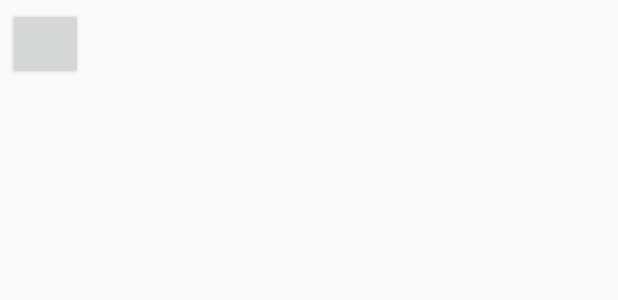
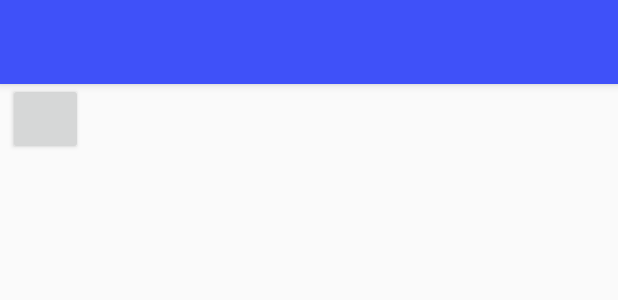
Before and after one commit to andreiSaw/Scrabble_GAME, an Android app: the layout activity_game.xml on its own in the app's theme, with its tools: preview values and no code run, on a phone screen of 412 x 824 dp. Shown: the top 300 px of the screen. Run offline under Robolectric (Android 15) with nearby library versions, the phone set to English and light mode, and no system bars.

Commit message:
11th of May 03 54 yeap

```diff
--- a/app/build.gradle
+++ b/app/build.gradle
@@ -24,4 +24,7 @@ dependencies {
     testCompile 'junit:junit:4.12'
     compile 'com.android.support:appcompat-v7:23.1.1'
     compile 'com.android.support:design:23.1.1'
+    compile('com.mikepenz.materialdrawer:library:0.9.5@aar') {
+        transitive = true
+    }
 }
--- a/app/src/main/res/layout/activity_game.xml
+++ b/app/src/main/res/layout/activity_game.xml
@@ -1,24 +1,39 @@
 <?xml version="1.0" encoding="utf-8"?>
-<RelativeLayout android:id="@+id/mainLayout"
-                xmlns:android="http://schemas.android.com/apk/res/android"
-                android:layout_width="fill_parent"
-                android:layout_height="match_parent"
-                android:layout_gravity="center">
+<RelativeLayout
+    android:id="@+id/mainLayout"
+    xmlns:android="http://schemas.android.com/apk/res/android"
+    android:layout_width="fill_parent"
+    android:layout_height="match_parent"
+    android:layout_gravity="center">
+
+    <android.support.v7.widget.Toolbar
+        android:id="@+id/toolbar"
+        android:layout_width="match_parent"
+        android:layout_height="wrap_content"
+        android:background="?attr/colorPrimary"
+        android:elevation="4dp"
+        android:minHeight="?attr/actionBarSize"
+        android:paddingTop="@dimen/tool_bar_top_padding"
+        android:transitionName="actionBar"/>
+
     <RelativeLayout
         android:id="@+id/secondRelativeLayout"
         android:layout_width="match_parent"
         android:layout_height="match_parent"
-        android:layout_alignParentStart="true"
         android:layout_alignParentTop="true"
+        android:layout_below="@+id/toolbar"
         android:layout_centerHorizontal="true"
         android:layout_centerInParent="true"
         android:layout_margin="5dp">
 
+
         <com.scrabble.ScrabbleTile
             android:id="@+id/veryFirstButton"
             android:layout_width="50dp"
-            android:layout_height="wrap_content"/>
+            android:layout_height="wrap_content"
+            android:layout_alignParentStart="true"
+            android:layout_alignParentTop="true"
+            android:layout_marginTop="50dp"/>
     </RelativeLayout>
 
-
 </RelativeLayout>
--- a/app/src/main/res/values/colors.xml
+++ b/app/src/main/res/values/colors.xml
@@ -1,6 +1,6 @@
 <?xml version="1.0" encoding="utf-8"?>
 <resources>
-    <color name="colorPrimary">#3F51B5</color>
+    <color name="colorPrimary">#3F51F9</color>
     <color name="colorPrimaryDark">#303F9F</color>
     <color name="colorAccent">#FF4081</color>
 </resources>
--- a/app/src/main/res/values/styles.xml
+++ b/app/src/main/res/values/styles.xml
@@ -1,7 +1,7 @@
 <resources>
 
     <!-- Base application theme. -->
-    <style name="AppTheme" parent="Theme.AppCompat.Light.DarkActionBar">
+    <style name="AppTheme" parent="Theme.AppCompat.Light.NoActionBar">
         <!-- Customize your theme here. -->
         <item name="colorPrimary">@color/colorPrimary</item>
         <item name="colorPrimaryDark">@color/colorPrimaryDark</item>
```
Also changed, not shown: app/src/main/java/com/scrabble/GameActivity.java (+57 -36 lines), app/src/main/java/com/scrabble/ScrabbleTile.java (+43 -37 lines), app/src/main/res/layout/drawer_header.xml (added, +9 -0 lines), app/src/main/res/values/strings.xml (+8 -0 lines), 1 other file.
